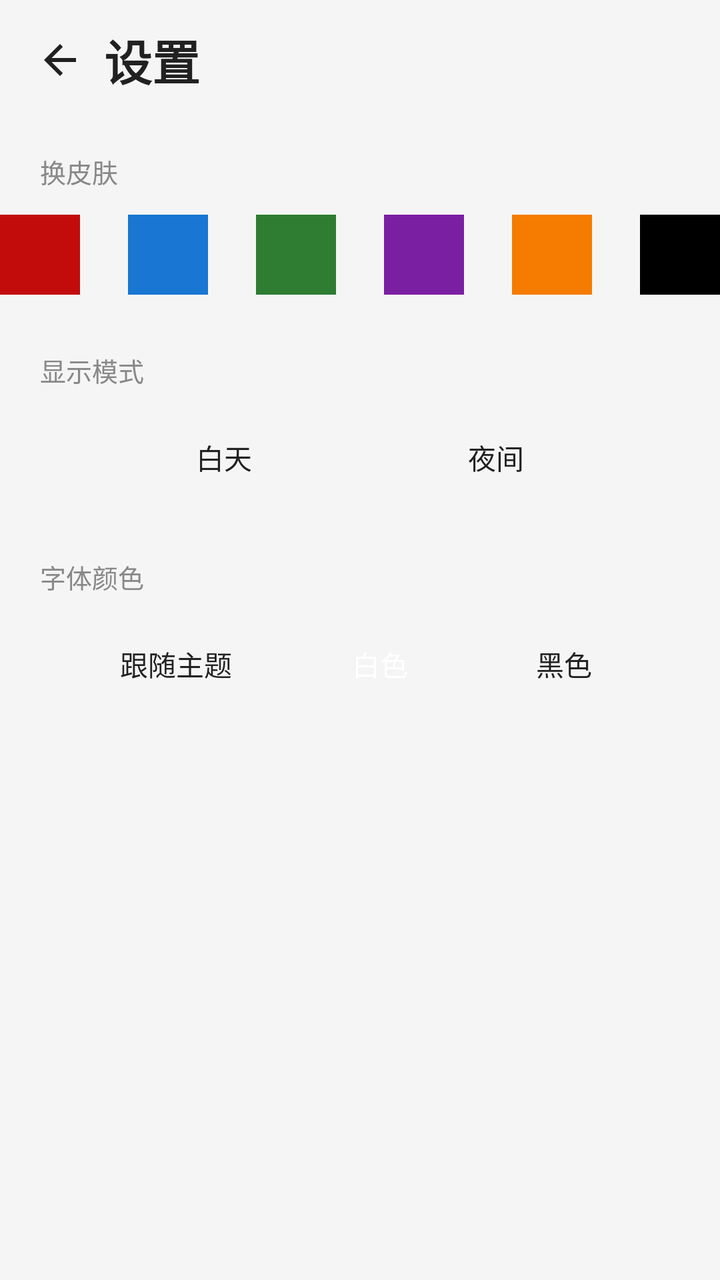
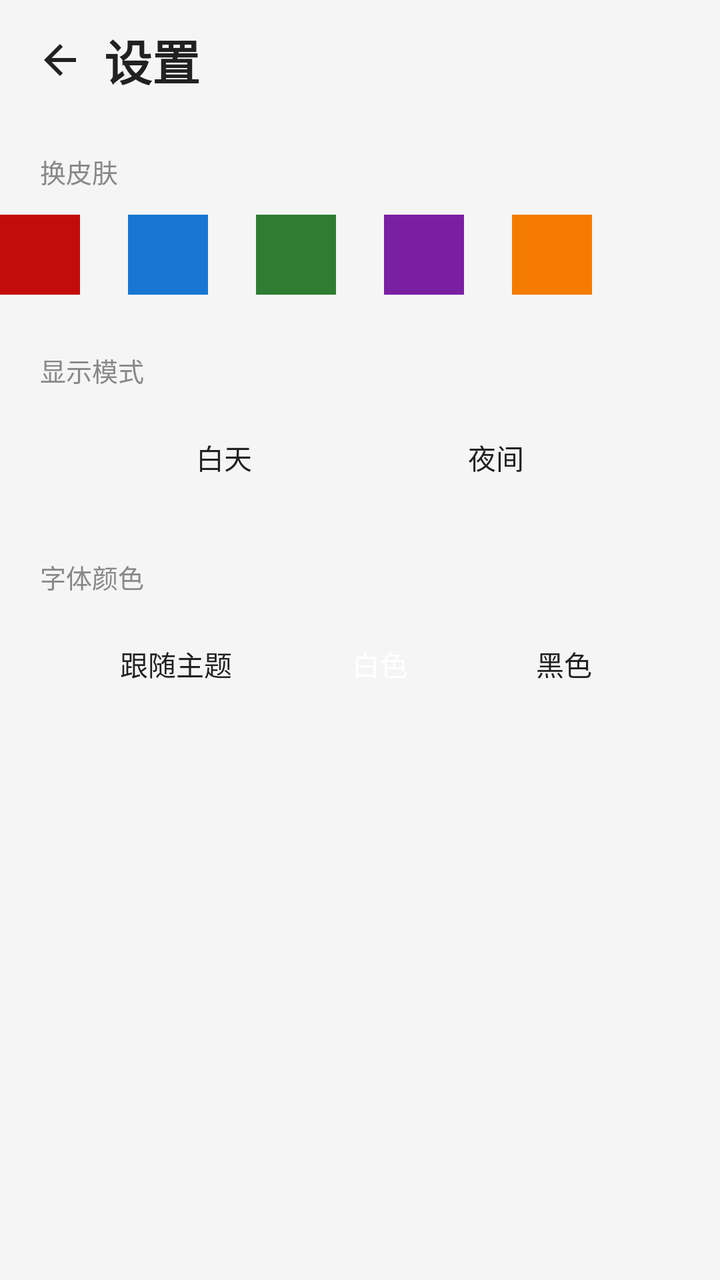

Before-and-after screenshots of an Android layout around one commit, followed by the original layout XML and the change that was made.
<!-- AndroidManifest.xml: application theme Theme.RedMusic -->
<!-- res/layout/fragment_settings.xml -->
<?xml version="1.0" encoding="utf-8"?>
<LinearLayout xmlns:android="http://schemas.android.com/apk/res/android"
    android:layout_width="match_parent"
    android:layout_height="match_parent"
    android:orientation="vertical">

    <LinearLayout
        android:layout_width="match_parent"
        android:layout_height="wrap_content"
        android:gravity="center_vertical"
        android:orientation="horizontal"
        android:paddingStart="8dp"
        android:paddingTop="8dp"
        android:paddingEnd="16dp">

        <ImageButton
            android:id="@+id/settings_back"
            android:layout_width="44dp"
            android:layout_height="44dp"
            android:background="@android:color/transparent"
            android:contentDescription="返回"
            android:src="@drawable/ic_arrow_back" />

        <TextView
            android:layout_width="wrap_content"
            android:layout_height="wrap_content"
            android:text="设置"
            android:textColor="@color/text_primary"
            android:textSize="24sp"
            android:textStyle="bold" />
    </LinearLayout>

    
    <TextView
        android:layout_width="wrap_content"
        android:layout_height="wrap_content"
        android:layout_marginStart="20dp"
        android:layout_marginTop="24dp"
        android:text="换皮肤"
        android:textColor="@color/text_secondary"
        android:textSize="13sp" />

    <LinearLayout
        android:id="@+id/skin_row"
        android:layout_width="match_parent"
        android:layout_height="wrap_content"
        android:layout_marginTop="12dp"
        android:gravity="center"
        android:orientation="horizontal">

        <View android:id="@+id/skin_0" android:layout_width="40dp" android:layout_height="40dp"
            android:layout_marginHorizontal="12dp" android:background="#C20C0C" />
        <View android:id="@+id/skin_1" android:layout_width="40dp" android:layout_height="40dp"
            android:layout_marginHorizontal="12dp" android:background="#1976D2" />
        <View android:id="@+id/skin_2" android:layout_width="40dp" android:layout_height="40dp"
            android:layout_marginHorizontal="12dp" android:background="#2E7D32" />
        <View android:id="@+id/skin_3" android:layout_width="40dp" android:layout_height="40dp"
            android:layout_marginHorizontal="12dp" android:background="#7B1FA2" />
        <View android:id="@+id/skin_4" android:layout_width="40dp" android:layout_height="40dp"
            android:layout_marginHorizontal="12dp" android:background="#F57C00" />
        <View android:id="@+id/skin_5" android:layout_width="40dp" android:layout_height="40dp"
            android:layout_marginHorizontal="12dp" android:background="#000000" />
    </LinearLayout>

    
    <TextView
        android:layout_width="wrap_content"
        android:layout_height="wrap_content"
        android:layout_marginStart="20dp"
        android:layout_marginTop="28dp"
        android:text="显示模式"
        android:textColor="@color/text_secondary"
        android:textSize="13sp" />

    <LinearLayout
        android:layout_width="match_parent"
        android:layout_height="wrap_content"
        android:layout_marginTop="12dp"
        android:gravity="center"
        android:orientation="horizontal">

        <TextView
            android:id="@+id/mode_day"
            android:layout_width="120dp"
            android:layout_height="44dp"
            android:layout_marginHorizontal="8dp"
            android:gravity="center"
            android:text="白天"
            android:textColor="@color/text_primary"
            android:textSize="14sp" />

        <TextView
            android:id="@+id/mode_night"
            android:layout_width="120dp"
            android:layout_height="44dp"
            android:layout_marginHorizontal="8dp"
            android:gravity="center"
            android:text="夜间"
            android:textColor="@color/text_primary"
            android:textSize="14sp" />
    </LinearLayout>

    
    <TextView
        android:layout_width="wrap_content"
        android:layout_height="wrap_content"
        android:layout_marginStart="20dp"
        android:layout_marginTop="28dp"
        android:text="字体颜色"
        android:textColor="@color/text_secondary"
        android:textSize="13sp" />

    <LinearLayout
        android:layout_width="match_parent"
        android:layout_height="wrap_content"
        android:layout_marginTop="12dp"
        android:gravity="center"
        android:orientation="horizontal">

        <TextView
            android:id="@+id/font_auto"
            android:layout_width="100dp"
            android:layout_height="44dp"
            android:layout_marginHorizontal="6dp"
            android:gravity="center"
            android:text="跟随主题"
            android:textColor="@color/text_primary"
            android:textSize="14sp" />

        <TextView
            android:id="@+id/font_white"
            android:layout_width="80dp"
            android:layout_height="44dp"
            android:layout_marginHorizontal="6dp"
            android:gravity="center"
            android:text="白色"
            android:textColor="#FFFFFF"
            android:textSize="14sp" />

        <TextView
            android:id="@+id/font_black"
            android:layout_width="80dp"
            android:layout_height="44dp"
            android:layout_marginHorizontal="6dp"
            android:gravity="center"
            android:text="黑色"
            android:textColor="#212121"
            android:textSize="14sp" />
    </LinearLayout>

</LinearLayout>
<!-- resources referenced by this layout -->
<resources>
  <color name="text_primary">#212121</color>
  <color name="text_secondary">#888888</color>
  <!-- drawable ic_arrow_back (drawable) -->
  <?xml version="1.0" encoding="utf-8"?>
  <vector xmlns:android="http://schemas.android.com/apk/res/android"
      android:width="24dp" android:height="24dp"
      android:viewportWidth="24" android:viewportHeight="24">
      <path android:fillColor="@color/text_primary" android:pathData="M20,11H7.83l5.59,-5.59L12,4l-8,8l8,8l1.41,-1.41L7.83,13H20v-2z" />
  </vector>
  <style name="Theme.RedMusic" parent="Theme.AppCompat.DayNight.NoActionBar">
          <item name="colorPrimary">@color/red</item>
          <item name="colorPrimaryDark">#8A0808</item>
          <item name="colorAccent">@color/red_light</item>
          <item name="android:windowBackground">@color/bg</item>
          <item name="android:statusBarColor">@color/bg</item>
          <item name="android:navigationBarColor">@color/bg</item>
          <item name="android:textColorPrimary">@color/text_primary</item>
      </style>
  <color name="red">#C20C0C</color>
  <color name="red_light">#FF6B6B</color>
  <color name="bg">#F5F5F5</color>
</resources>

<!-- the commit's change to res/layout/fragment_settings.xml (unified diff, before → after) -->
@@ -59,7 +59,7 @@
         <View android:id="@+id/skin_4" android:layout_width="40dp" android:layout_height="40dp"
             android:layout_marginHorizontal="12dp" android:background="#F57C00" />
         <View android:id="@+id/skin_5" android:layout_width="40dp" android:layout_height="40dp"
-            android:layout_marginHorizontal="12dp" android:background="#000000" />
+            android:layout_marginHorizontal="12dp" android:background="@android:color/transparent" />
     </LinearLayout>
 
     
